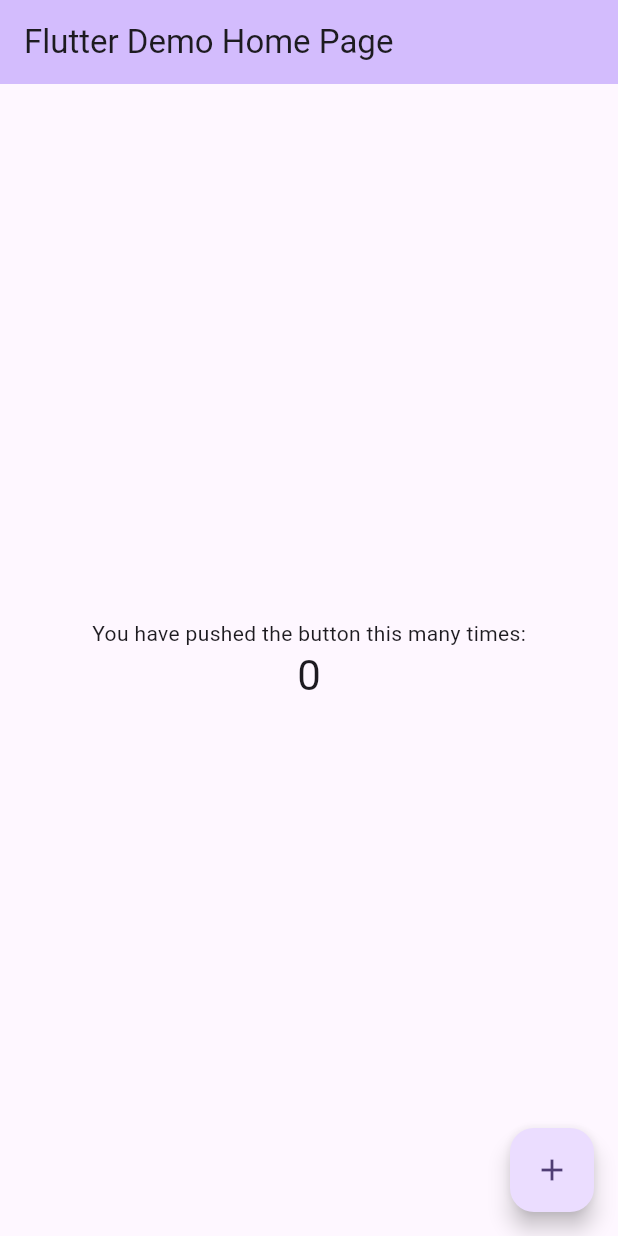
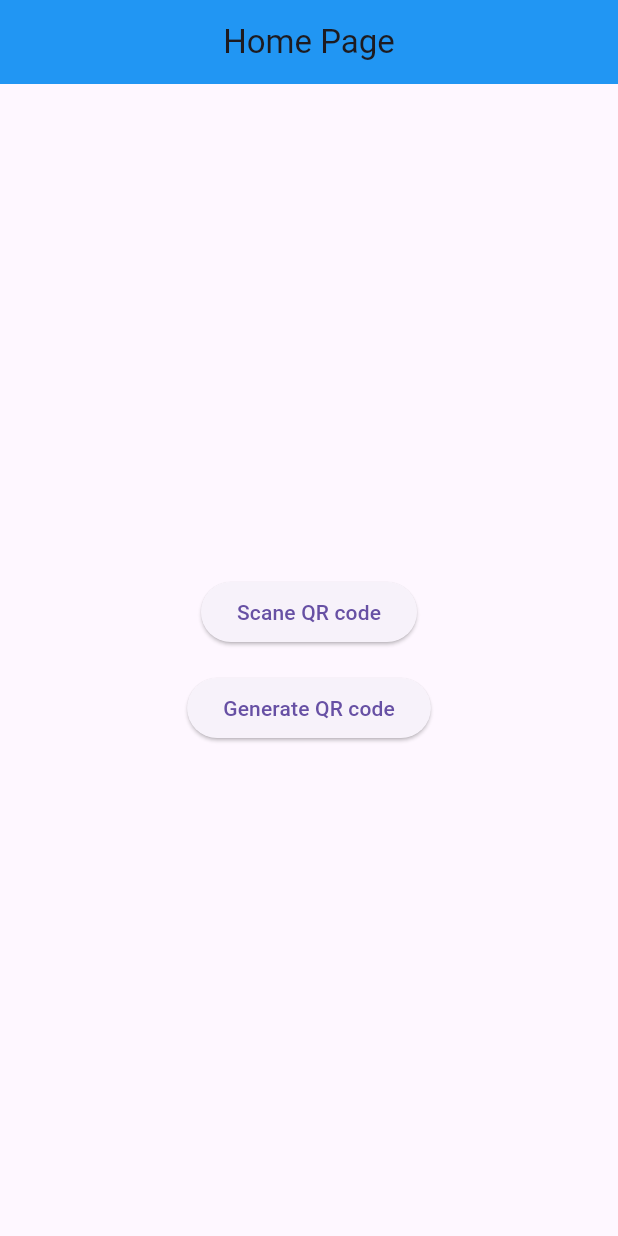
Before and after one commit to Sonykhan1121/Flutter-Apps-, a Flutter app: the screen it shows after launch, on a phone screen of 412 x 824 dp. Run offline on Flutter 3.47's test engine with Material 3 defaults, Android fonts, the phone set to English and light mode, and no system bars; our stand-ins replace qr_flutter; missing offline and left inert: flutter_barcode_scanner.

Commit message:
Complete qr app

```diff
--- /dev/null
+++ b/QrScanner/lib/homepage.dart
@@ -0,0 +1,39 @@
+import 'package:flutter/material.dart';
+import 'package:qr_flutter/qr_flutter.dart';
+import 'package:qr_scanner/generate_qr.dart';
+import 'package:qr_scanner/scan_qr_code.dart';
+
+class Homepage extends StatelessWidget {
+  const Homepage({super.key});
+
+  @override
+  Widget build(BuildContext context) {
+    return Scaffold(
+        appBar: AppBar(
+          title: Text('Home Page'),
+          centerTitle: true,
+        ),
+        body: Center(
+          child: Column(
+              mainAxisAlignment: MainAxisAlignment.center,
+            children: [
+              ElevatedButton(
+                onPressed: () {
+                  Navigator.push(context, MaterialPageRoute(builder: (context)=>ScanQrCode()));
+                },
+                child: Text("Scane QR code"),
+              ),
+              SizedBox(height: 16),
+
+              ElevatedButton(
+                onPressed: () {
+                  Navigator.push(context, MaterialPageRoute(builder: (context)=>GenerateQr()));
+
+                },
+                child: Text("Generate QR code"),
+              ),
+            ],
+          ),
+        ));
+  }
+}
--- a/QrScanner/lib/main.dart
+++ b/QrScanner/lib/main.dart
@@ -1,4 +1,5 @@
 import 'package:flutter/material.dart';
+import 'package:qr_scanner/homepage.dart';
 
 void main() {
   runApp(const MyApp());
@@ -7,119 +8,18 @@
 class MyApp extends StatelessWidget {
   const MyApp({super.key});
 
-  // This widget is the root of your application.
   @override
   Widget build(BuildContext context) {
     return MaterialApp(
-      title: 'Flutter Demo',
+      debugShowCheckedModeBanner: false,
+      title: 'Flutter App',
       theme: ThemeData(
-        // This is the theme of your application.
-        //
-        // TRY THIS: Try running your application with "flutter run". You'll see
-        // the application has a purple toolbar. Then, without quitting the app,
-        // try changing the seedColor in the colorScheme below to Colors.green
-        // and then invoke "hot reload" (save your changes or press the "hot
-        // reload" button in a Flutter-supported IDE, or press "r" if you used
-        // the command line to start the app).
-        //
-        // Notice that the counter didn't reset back to zero; the application
-        // state is not lost during the reload. To reset the state, use hot
-        // restart instead.
-        //
-        // This works for code too, not just values: Most code changes can be
-        // tested with just a hot reload.
-        colorScheme: ColorScheme.fromSeed(seedColor: Colors.deepPurple),
-        useMaterial3: true,
+        primarySwatch: Colors.blue,
+        appBarTheme: AppBarTheme(
+          backgroundColor: Colors.blue
+        )
       ),
-      home: const MyHomePage(title: 'Flutter Demo Home Page'),
+      home: Homepage(),
     );
   }
 }
-
-class MyHomePage extends StatefulWidget {
-  const MyHomePage({super.key, required this.title});
-
-  // This widget is the home page of your application. It is stateful, meaning
-  // that it has a State object (defined below) that contains fields that affect
-  // how it looks.
-
-  // This class is the configuration for the state. It holds the values (in this
-  // case the title) provided by the parent (in this case the App widget) and
-  // used by the build method of the State. Fields in a Widget subclass are
-  // always marked "final".
-
-  final String title;
-
-  @override
-  State<MyHomePage> createState() => _MyHomePageState();
-}
-
-class _MyHomePageState extends State<MyHomePage> {
-  int _counter = 0;
-
-  void _incrementCounter() {
-    setState(() {
-      // This call to setState tells the Flutter framework that something has
-      // changed in this State, which causes it to rerun the build method below
-      // so that the display can reflect the updated values. If we changed
-      // _counter without calling setState(), then the build method would not be
-      // called again, and so nothing would appear to happen.
-      _counter++;
-    });
-  }
-
-  @override
-  Widget build(BuildContext context) {
-    // This method is rerun every time setState is called, for instance as done
-    // by the _incrementCounter method above.
-    //
-    // The Flutter framework has been optimized to make rerunning build methods
-    // fast, so that you can just rebuild anything that needs updating rather
-    // than having to individually change instances of widgets.
-    return Scaffold(
-      appBar: AppBar(
-        // TRY THIS: Try changing the color here to a specific color (to
-        // Colors.amber, perhaps?) and trigger a hot reload to see the AppBar
-        // change color while the other colors stay the same.
-        backgroundColor: Theme.of(context).colorScheme.inversePrimary,
-        // Here we take the value from the MyHomePage object that was created by
-        // the App.build method, and use it to set our appbar title.
-        title: Text(widget.title),
-      ),
-      body: Center(
-        // Center is a layout widget. It takes a single child and positions it
-        // in the middle of the parent.
-        child: Column(
-          // Column is also a layout widget. It takes a list of children and
-          // arranges them vertically. By default, it sizes itself to fit its
-          // children horizontally, and tries to be as tall as its parent.
-          //
-          // Column has various properties to control how it sizes itself and
-          // how it positions its children. Here we use mainAxisAlignment to
-          // center the children vertically; the main axis here is the vertical
-          // axis because Columns are vertical (the cross axis would be
-          // horizontal).
-          //
-          // TRY THIS: Invoke "debug painting" (choose the "Toggle Debug Paint"
-          // action in the IDE, or press "p" in the console), to see the
-          // wireframe for each widget.
-          mainAxisAlignment: MainAxisAlignment.center,
-          children: <Widget>[
-            const Text(
-              'You have pushed the button this many times:',
-            ),
-            Text(
-              '$_counter',
-              style: Theme.of(context).textTheme.headlineMedium,
-            ),
-          ],
-        ),
-      ),
-      floatingActionButton: FloatingActionButton(
-        onPressed: _incrementCounter,
-        tooltip: 'Increment',
-        child: const Icon(Icons.add),
-      ), // This trailing comma makes auto-formatting nicer for build methods.
-    );
-  }
-}
```
Also changed, not shown: QrScanner/lib/generate_qr.dart (added, +48 -0 lines), QrScanner/lib/scan_qr_code.dart (added, +44 -0 lines), QrScanner/pubspec.yaml (+8 -24 lines), QrScanner/assets/video_qr.png (added), QrScanner/pubspec.lock.
